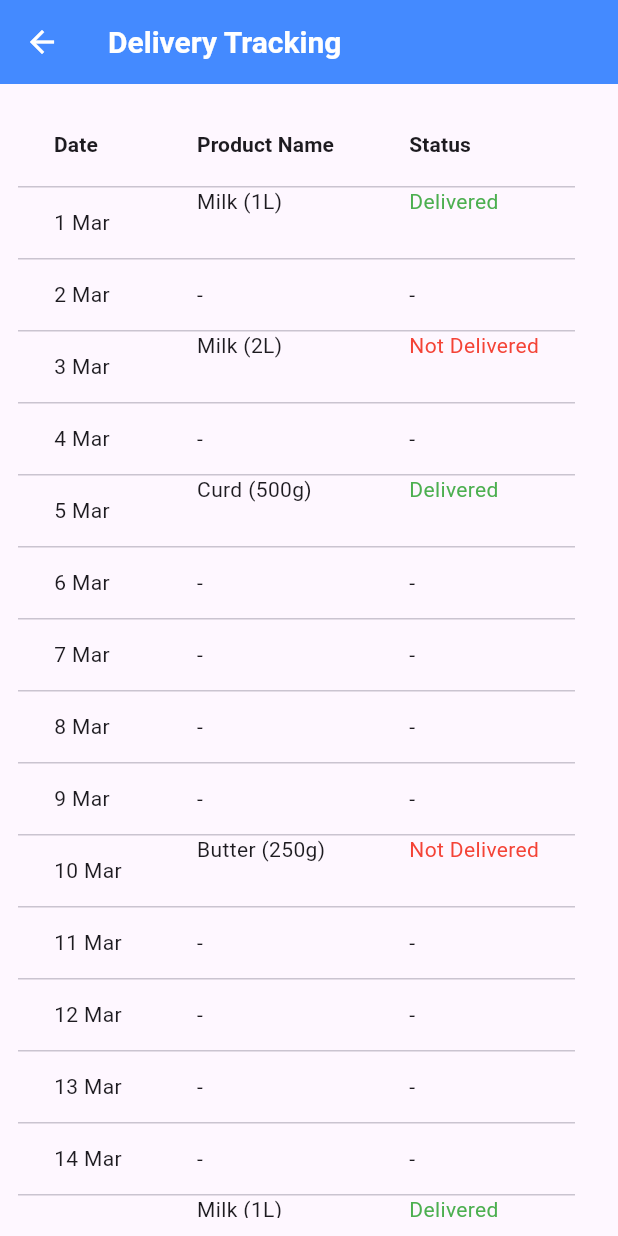
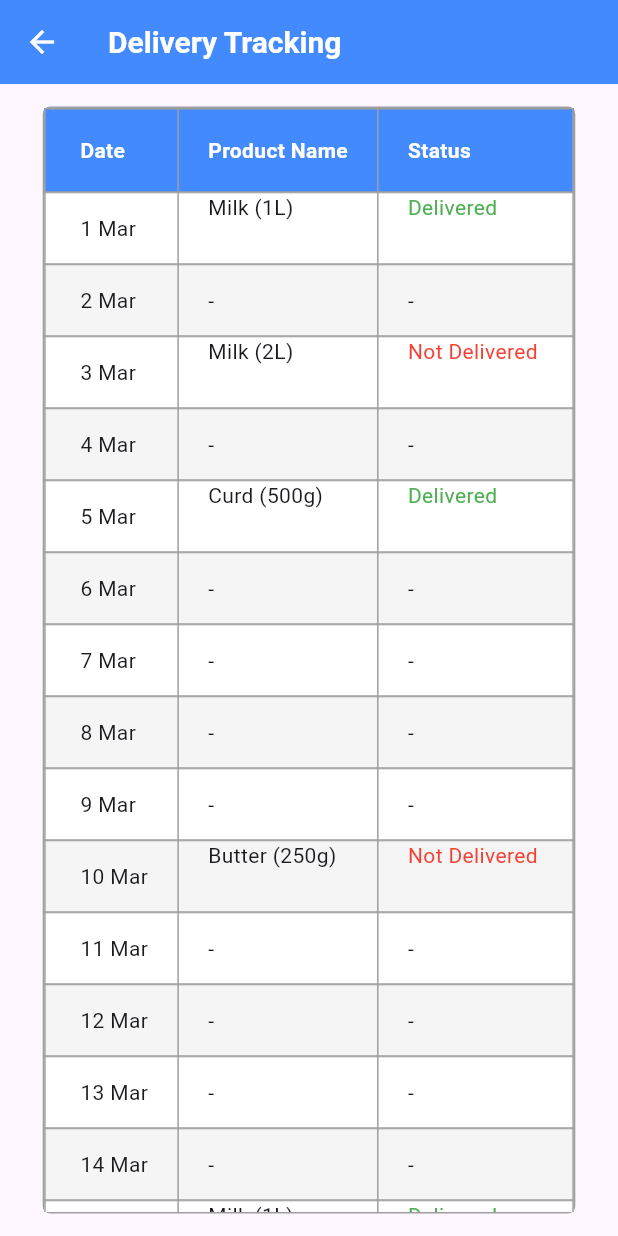
Before and after one commit to vprabhu1771/flutter_supabase_milk_subscription, a Flutter app: the DeliveryTrackingScreen screen opened directly, on a phone screen of 412 x 824 dp. Run offline on Flutter 3.47's test engine with Material 3 defaults, Android fonts, the phone set to English and light mode, and no system bars; our stand-ins replace fl_chart, flutter_datetime_picker_plus, flutter_dotenv, flutter_secure_storage, flutter_slidable, fluttertoast and 6 more; missing offline and left inert: flutter_polyline_points; accounts and stored records are empty.

Commit message:
Update DeliveryTrackingScreen.dart

```diff
--- a/lib/screens/DeliveryTrackingScreen.dart
+++ b/lib/screens/DeliveryTrackingScreen.dart
@@ -13,7 +13,6 @@ class DeliveryTrackingScreen extends StatefulWidget {
 class _DeliveryTrackingScreenState extends State<DeliveryTrackingScreen> {
   final DateTime _currentMonth = DateTime(DateTime.now().year, DateTime.now().month, 1);
 
-  // Sample subscription orders mapped by date
   final Map<int, List<Map<String, String>>> _ordersByDate = {
     1: [{"product": "Milk (1L)", "status": "Delivered"}],
     3: [{"product": "Milk (2L)", "status": "Not Delivered"}],
@@ -38,23 +37,39 @@ class _DeliveryTrackingScreenState extends State<DeliveryTrackingScreen> {
         backgroundColor: Colors.blueAccent,
       ),
       body: Padding(
-        padding: const EdgeInsets.all(12.0),
+        padding: const EdgeInsets.all(15.0),
+        child: Center(
+          child: Container(
+            decoration: BoxDecoration(
+              border: Border.all(color: Colors.grey, width: 1),
+              borderRadius: BorderRadius.circular(5),
+            ),
             child: SingleChildScrollView(
               scrollDirection: Axis.horizontal,
               child: SingleChildScrollView(
                 scrollDirection: Axis.vertical,
                 child: DataTable(
-              columnSpacing: 50,
+                  columnSpacing: 40, // Reduced column spacing
+                  headingRowColor: MaterialStateColor.resolveWith((states) => Colors.blueAccent),
+                  headingTextStyle: const TextStyle(
+                    fontWeight: FontWeight.bold,
+                    color: Colors.white,
+                  ),
+                  dataRowColor: MaterialStateColor.resolveWith(
+                          (states) => Colors.grey[200]!),
+                  border: TableBorder.all(color: Colors.grey, width: 1), // Table border added
                   columns: const [
-                DataColumn(label: Text("Date", style: TextStyle(fontWeight: FontWeight.bold))),
-                DataColumn(label: Text("Product Name", style: TextStyle(fontWeight: FontWeight.bold))),
-                DataColumn(label: Text("Status", style: TextStyle(fontWeight: FontWeight.bold))),
+                    DataColumn(label: Text("Date")),
+                    DataColumn(label: Text("Product Name")),
+                    DataColumn(label: Text("Status")),
                   ],
                   rows: List.generate(daysInMonth, (index) {
                     int day = index + 1;
                     List<Map<String, String>> orders = _ordersByDate[day] ?? [];
 
                     return DataRow(
+                      color: MaterialStateColor.resolveWith(
+                              (states) => index % 2 == 0 ? Colors.white : Colors.grey[100]!),
                       cells: [
                         DataCell(Text("$day ${DateFormat('MMM').format(_currentMonth)}")),
                         DataCell(
@@ -85,6 +100,8 @@ class _DeliveryTrackingScreenState extends State<DeliveryTrackingScreen> {
               ),
             ),
           ),
+        ),
+      ),
     );
   }
 }
```
Lines whose indentation alone changed are shown as unchanged.
